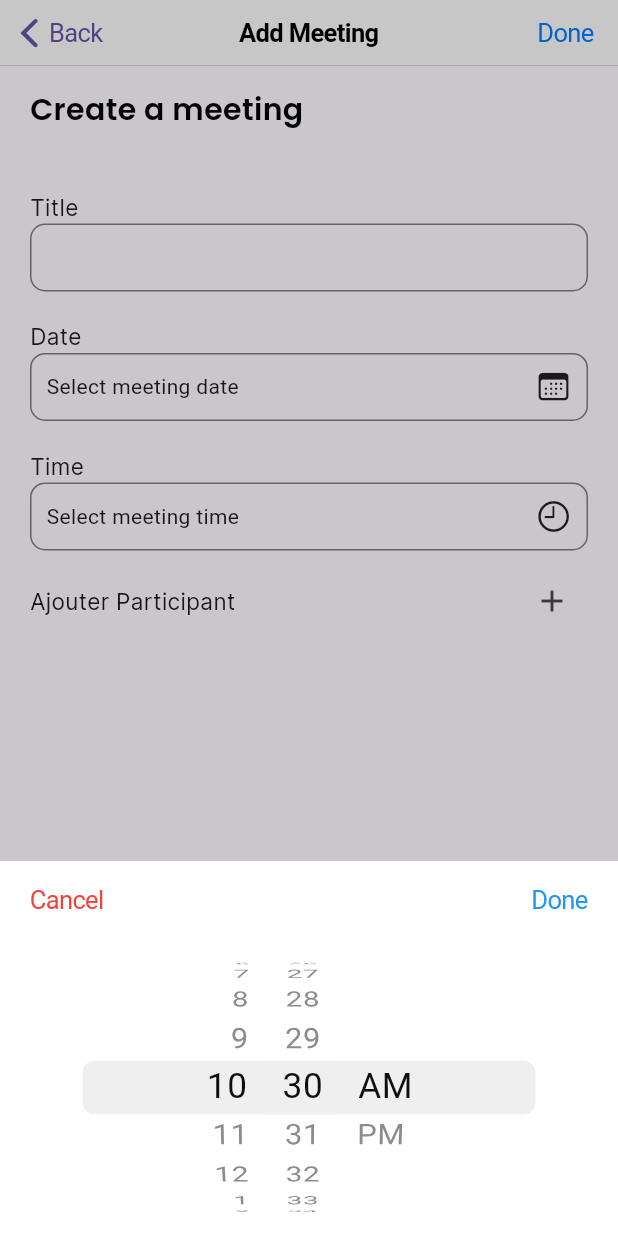
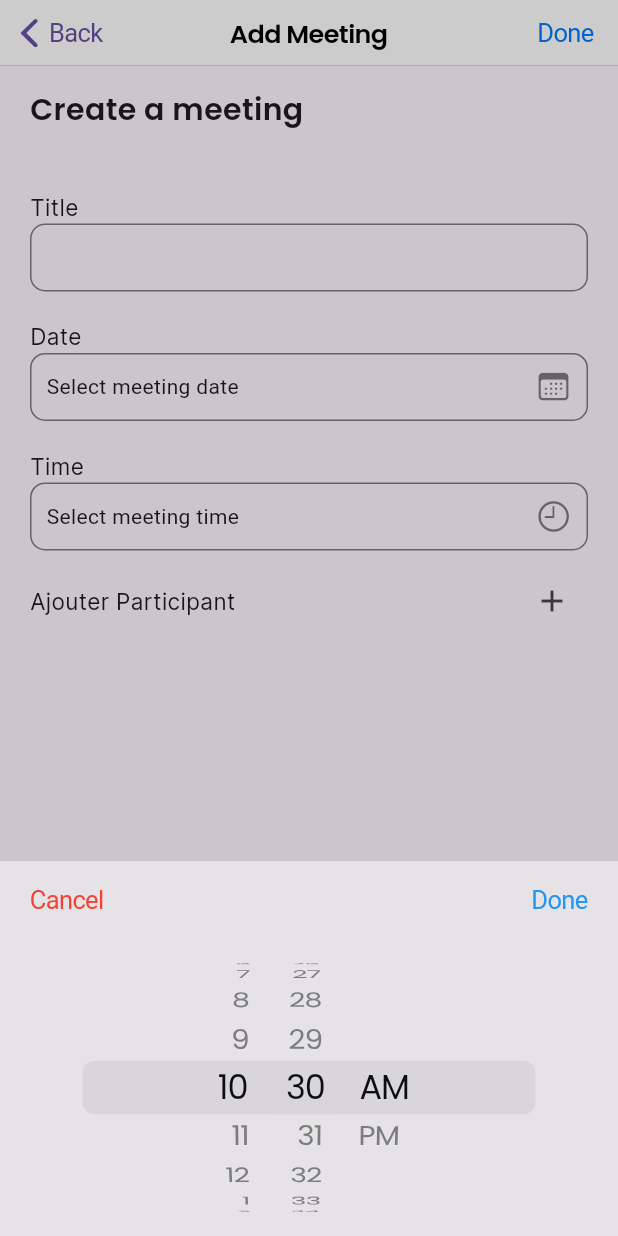
Before and after one commit to simoait02/e_esg, a Flutter app: the AddMeeting screen opened directly, after a tap on "Select meeting time", on a phone screen of 412 x 824 dp. Run offline on Flutter 3.47's test engine with Material 3 defaults, Android fonts, the phone set to English and light mode, and no system bars; our stand-ins replace auto_size_text, date_picker_timeline, flutter_svg, google_fonts, searchfield, syncfusion_flutter_calendar and 1 more.

Commit message:
support darkMode for teleExpertise et Mes patients

```diff
--- a/lib/pages/espaceMedecin/home/teleExpertise/addMeeting.dart
+++ b/lib/pages/espaceMedecin/home/teleExpertise/addMeeting.dart
@@ -32,15 +32,14 @@ class _AddMeetingState extends State<AddMeeting> {
     );
   }
 
-  Widget buildTextField(
-      double height, String placeholder, FocusNode focusNode, bool hasFocus) {
+  Widget buildTextField(double height, String placeholder, FocusNode focusNode, bool hasFocus,bool isDarkMode) {
     return Container(
       height: height * 0.055,
       child: CupertinoTextField(
         decoration: BoxDecoration(
           borderRadius: BorderRadius.circular(10),
           border: Border.all(
-            color: CupertinoColors.black.withOpacity(0.5),
+            color:isDarkMode?CupertinoColors.white.withOpacity(0.5): CupertinoColors.black.withOpacity(0.5),
             width: 1,
           ),
         ),
@@ -69,15 +68,21 @@ class _AddMeetingState extends State<AddMeeting> {
   Widget build(BuildContext context) {
     double height = MediaQuery.of(context).size.height;
     double width = MediaQuery.of(context).size.width;
-
+    var brightness = MediaQuery.of(context).platformBrightness;
+    bool isDarkMode = brightness == Brightness.dark;
     return Scaffold(
       appBar: CupertinoNavigationBar(
+        backgroundColor: isDarkMode?Color(0xff181a1b): Colors.white,
         previousPageTitle: "Back",
-        middle: const Text('Add Meeting'),
+        middle:  Text('Add Meeting',
+          style: GoogleFonts.poppins(
+            textStyle: TextStyle(
+              color:isDarkMode?Colors.white:Colors.black,
+            )
+          ),
+        ),
         trailing: GestureDetector(
-          onTap: () {
-            // Handle save action or navigate back
-          },
+          onTap: () {},
           child: Text(
             "Done",
             style: GoogleFonts.roboto(
@@ -99,7 +104,6 @@ class _AddMeetingState extends State<AddMeeting> {
                 "Create a meeting",
                 style: GoogleFonts.poppins(
                   textStyle: const TextStyle(
-                    color: CupertinoColors.black,
                     fontSize: 20,
                     fontWeight: FontWeight.bold,
                   ),
@@ -107,7 +111,7 @@ class _AddMeetingState extends State<AddMeeting> {
               ),
               const SizedBox(height: 40),
               buildLabel("Title"),
-              buildTextField(height, "", _titleFocusNode, _titleHasFocus),
+              buildTextField(height, "", _titleFocusNode, _titleHasFocus,isDarkMode),
               const SizedBox(height: 20),
               buildLabel("Date"),
               GestureDetector(
@@ -118,8 +122,8 @@ class _AddMeetingState extends State<AddMeeting> {
                     builder: (BuildContext context) {
                       return Container(
                         width: width,
-                        height: 250,
-                        color: CupertinoColors.systemBackground,
+                        height: height*0.35,
+                        color:isDarkMode?CupertinoColors.black.withOpacity(0.5): CupertinoColors.white.withOpacity(0.5),
                         child: Column(
                           children: [
                             Row(
@@ -147,6 +151,17 @@ class _AddMeetingState extends State<AddMeeting> {
                               ],
                             ),
                             Expanded(
+                              child: CupertinoTheme(
+                                data:  CupertinoThemeData(
+                                  textTheme: CupertinoTextThemeData(
+                                    dateTimePickerTextStyle: GoogleFonts.poppins(
+                                      textStyle: TextStyle(
+                                        color:isDarkMode? Colors.white:Colors.black,
+                                        fontSize: 20,
+                                      ),
+                                    )
+                                  ),
+                                ),
                                 child: CupertinoDatePicker(
                                   initialDateTime: selectedDateTime,
                                   onDateTimeChanged: (DateTime newDate) {
@@ -155,6 +170,8 @@ class _AddMeetingState extends State<AddMeeting> {
                                   mode: CupertinoDatePickerMode.date,
                                 ),
                               ),
+                            ),
+
                           ],
                         ),
                       );
@@ -167,7 +184,7 @@ class _AddMeetingState extends State<AddMeeting> {
                   width: width,
                   decoration: BoxDecoration(
                     border: Border.all(
-                      color: CupertinoColors.black.withOpacity(0.5),
+                      color:isDarkMode?CupertinoColors.white.withOpacity(0.5): CupertinoColors.black.withOpacity(0.5),
                     ),
                     borderRadius: BorderRadius.circular(10),
                   ),
@@ -175,7 +192,7 @@ class _AddMeetingState extends State<AddMeeting> {
                     mainAxisAlignment: MainAxisAlignment.spaceBetween,
                     children: [
                       Text(label),
-                      const Icon(CupertinoIcons.calendar),
+                      Icon(CupertinoIcons.calendar,color:isDarkMode?CupertinoColors.white.withOpacity(0.5): CupertinoColors.black.withOpacity(0.5),),
                     ],
                   ),
                 ),
@@ -191,7 +208,7 @@ class _AddMeetingState extends State<AddMeeting> {
                       return Container(
                         width: width,
                         height: 250,
-                        color: CupertinoColors.systemBackground,
+                        color:isDarkMode?CupertinoColors.black.withOpacity(0.5): CupertinoColors.white.withOpacity(0.5),
                         child: Column(
                           children: [
                             Row(
@@ -219,12 +236,24 @@ class _AddMeetingState extends State<AddMeeting> {
                               ],
                             ),
                             Expanded(
+                              child: CupertinoTheme(
+                                data:  CupertinoThemeData(
+                                  textTheme: CupertinoTextThemeData(
+                                      dateTimePickerTextStyle: GoogleFonts.poppins(
+                                        textStyle: TextStyle(
+                                          color:isDarkMode? Colors.white:Colors.black,
+                                          fontSize: 20,
+                                        ),
+                                      )
+                                  ),
+                                ),
                                 child: CupertinoDatePicker(
                                   initialDateTime: selectedTime,
                                   onDateTimeChanged: (DateTime newTime) {
                                     tempSelectedTime = newTime;
                                   },
                                   mode: CupertinoDatePickerMode.time,
+                                ),
                               ),
                             ),
                           ],
@@ -239,7 +268,7 @@ class _AddMeetingState extends State<AddMeeting> {
                   width: width,
                   decoration: BoxDecoration(
                     border: Border.all(
-                      color: CupertinoColors.black.withOpacity(0.5),
+                      color:isDarkMode?CupertinoColors.white.withOpacity(0.5): CupertinoColors.black.withOpacity(0.5),
                     ),
                     borderRadius: BorderRadius.circular(10),
                   ),
@@ -247,7 +276,8 @@ class _AddMeetingState extends State<AddMeeting> {
                     mainAxisAlignment: MainAxisAlignment.spaceBetween,
                     children: [
                       Text(label1),
-                      const Icon(CupertinoIcons.time),
+                      Icon(CupertinoIcons.time,color:isDarkMode?CupertinoColors.white.withOpacity(0.5): CupertinoColors.black.withOpacity(0.5),
+                      ),
                     ],
                   ),
                 ),
```
Also changed, not shown: lib/pages/espaceMedecin/home/teleExpertise/TeleExpertise.dart (+10 -8 lines). Lines whose indentation alone changed are shown as unchanged.
